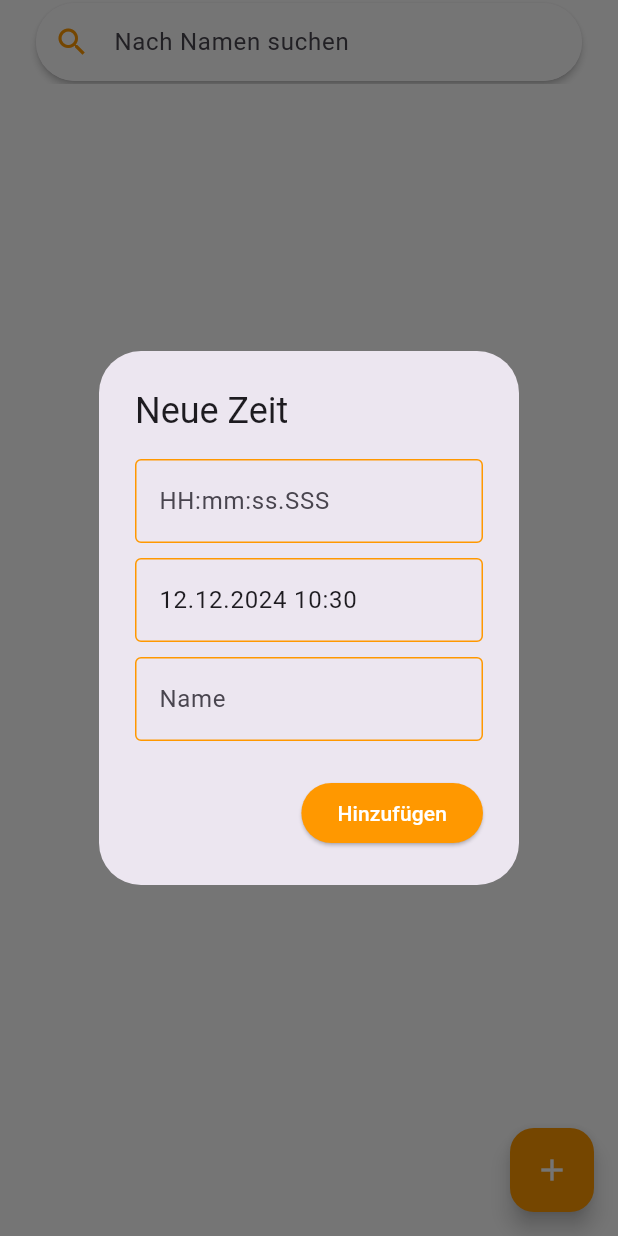
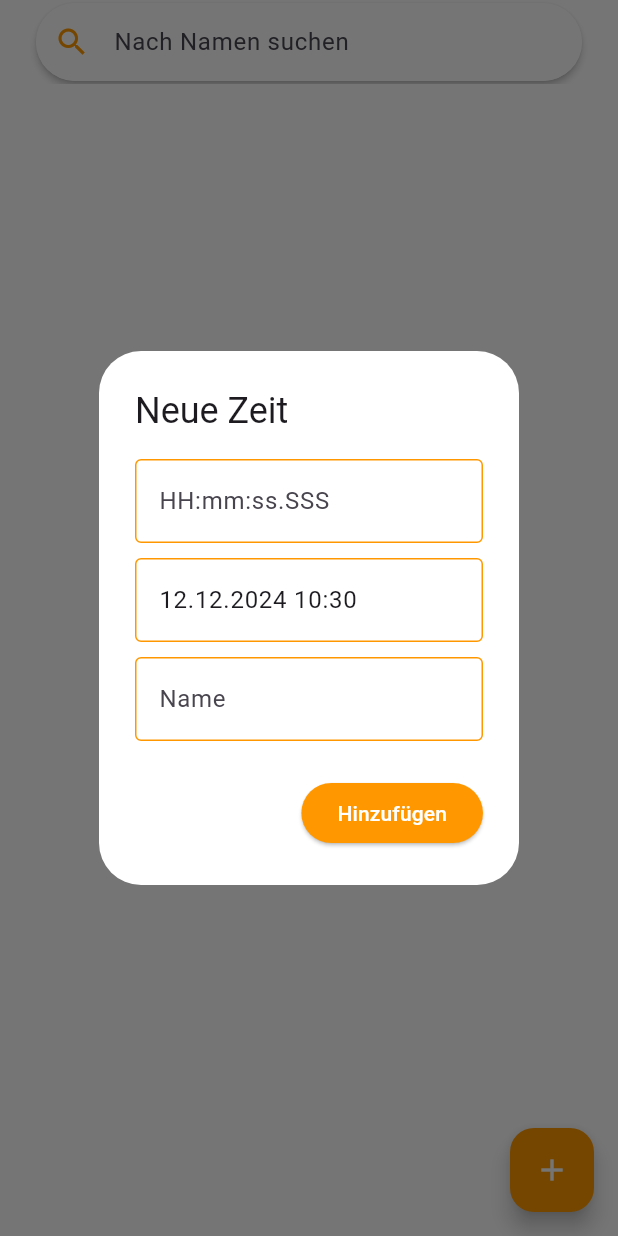
Before and after one commit to KastenKlicker/lichtschranke, a Flutter app: the screen it shows after launch, after a tap on the "add" icon, on a phone screen of 412 x 824 dp. Run offline on Flutter 3.47's test engine with Material 3 defaults, Android fonts, the phone set to English and light mode, and no system bars; our stand-ins replace shared_preferences; missing offline and left inert: bluetooth_classic.

Commit message:
Set white background for AlertDialogs
Added a white background color to AlertDialogs for consistency with the app's design. This ensures a uniform appearance across different dialogs.

```diff
--- a/lib/main.dart
+++ b/lib/main.dart
@@ -49,7 +49,8 @@ class EditNameDialog extends StatelessWidget {
   Widget build(BuildContext context) {
     TextEditingController controller = TextEditingController(text: initialName);
 
-    return AlertDialog(
+return AlertDialog(
+  backgroundColor: Colors.white,
       title: const Text('Namen ändern'),
       content: TextField(
         controller: controller,
@@ -269,7 +270,8 @@ void _editName(int index) {
         bool isTimeValid = true;
         bool isDateValid = true;
 
-        return AlertDialog(
+return AlertDialog(
+  backgroundColor: Colors.white,
           title: const Text('Neue Zeit'),
           content: StatefulBuilder(builder: (context, setState) {
             return Column(
```
